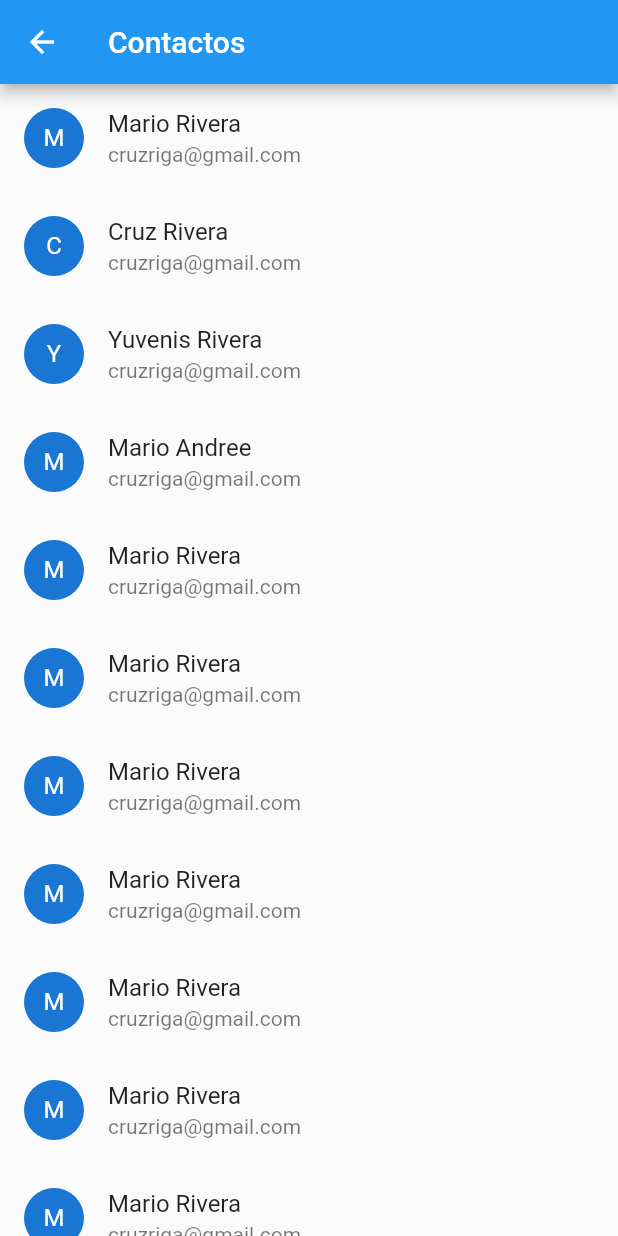
After one commit to cruzriga/flutter_navigator, a Flutter app: the screen it shows after launch, in the side drawer, after a tap on "Contactos", on a phone screen of 412 x 824 dp. The commit adds this screen. Run offline on Flutter 3.47's test engine with Material 2 defaults, Android fonts, the phone set to English and light mode, and no system bars.

Commit message:
list practice

```diff
--- a/lib/home.dart
+++ b/lib/home.dart
@@ -1,5 +1,5 @@
 import 'package:flutter/material.dart';
-
+import 'package:flutternavigator/screens/contacts.dart';
 class Home extends StatelessWidget {
   static const String routeName = '/';
   @override
@@ -9,6 +9,11 @@ class Home extends StatelessWidget {
       child: ListView(
         children: <Widget>[
           DrawerHeader(child: Text('Ajustes', style: TextStyle(fontSize: 20.0))),
+          ListTile(
+              leading: Icon(Icons.contacts),
+              title: Text('Contactos'),
+              onTap: (){Navigator.pushNamed(context, '/contactos');}
+          ),
           ListTile(
               leading: Icon(Icons.settings),
               title: Text('Configuración'),
--- a/lib/main.dart
+++ b/lib/main.dart
@@ -1,6 +1,7 @@
 import 'package:flutter/material.dart';
 import 'package:flutternavigator/home.dart';
 import 'package:flutternavigator/screens/battery.dart';
+import 'package:flutternavigator/screens/contacts.dart';
 import 'package:flutternavigator/screens/settigns.dart';
 
 void main() {
@@ -31,6 +32,7 @@ class MyApp extends StatelessWidget {
       ),
       home: Home(),
       routes: <String, WidgetBuilder> {
+        Contacts.routeName: (BuildContext context) =>  Contacts(),
         Settings.routeName: (BuildContext context) =>  Settings(),
         Battery.routeName: (BuildContext context) =>  Battery()
       },
--- /dev/null
+++ b/lib/model/contact_model.dart
@@ -0,0 +1,6 @@
+class ContactModel{
+  String email = "";
+  String name = "";
+
+  ContactModel(this.name, this.email);
+}
--- /dev/null
+++ b/lib/screens/contacts.dart
@@ -0,0 +1,48 @@
+import 'package:flutter/material.dart';
+import 'package:flutternavigator/model/contact_model.dart';
+import 'package:flutternavigator/screens/contacts/contacts_items.dart';
+
+class Contacts extends StatelessWidget {
+  static const String  routeName = '/contactos';
+
+  buildList(){
+    return [
+      {'name' :'Mario Rivera', 'mail': 'cruzriga@gmail.com'},
+      {'name' :'Cruz Rivera', 'mail': 'cruzriga@gmail.com'},
+      {'name' :'Yuvenis Rivera', 'mail': 'cruzriga@gmail.com'},
+      {'name' :'Mario Andree', 'mail': 'cruzriga@gmail.com'},
+      {'name' :'Mario Rivera', 'mail': 'cruzriga@gmail.com'},
+      {'name' :'Mario Rivera', 'mail': 'cruzriga@gmail.com'},
+      {'name' :'Mario Rivera', 'mail': 'cruzriga@gmail.com'},
+      {'name' :'Mario Rivera', 'mail': 'cruzriga@gmail.com'},
+      {'name' :'Mario Rivera', 'mail': 'cruzriga@gmail.com'},
+      {'name' :'Mario Rivera', 'mail': 'cruzriga@gmail.com'},
+      {'name' :'Mario Rivera', 'mail': 'cruzriga@gmail.com'},
+      {'name' :'Mario Rivera', 'mail': 'cruzriga@gmail.com'},
+      {'name' :'Mario Rivera', 'mail': 'cruzriga@gmail.com'},
+      {'name' :'Mario Rivera', 'mail': 'cruzriga@gmail.com'},
+      {'name' :'Mario Rivera', 'mail': 'cruzriga@gmail.com'},
+      {'name' :'Mario Rivera', 'mail': 'cruzriga@gmail.com'},
+    ];
+  }
+
+  @override
+  Widget build(BuildContext context) {
+    return Scaffold(
+      appBar: AppBar(
+        title: Text('Contactos'),
+      ),
+      body: ListView(
+        children: buildList()
+            .map<ListTile>((contact) => ListTile(
+                  title: Text(contact['name']),
+                  subtitle: Text(contact['mail']),
+                  leading: CircleAvatar(
+                    child: Text(contact['name'][0]),
+                  ),
+                ))
+            .toList(),
+      ),
+    );
+  }
+}
--- /dev/null
+++ b/lib/screens/contacts/contacts_items.dart
@@ -0,0 +1,17 @@
+import 'package:flutter/material.dart';
+import 'package:flutternavigator/model/contact_model.dart';
+class ContactItem extends StatelessWidget {
+  final String name;
+  final String mail;
+  ContactItem({this.name, this.mail});
+  @override
+  Widget build(BuildContext context) {
+    return ListTile(
+      title: Text(name),
+      subtitle: Text(mail),
+      leading: CircleAvatar(
+        child: Text(name[0]),
+      ),
+    );
+  }
+}
```
